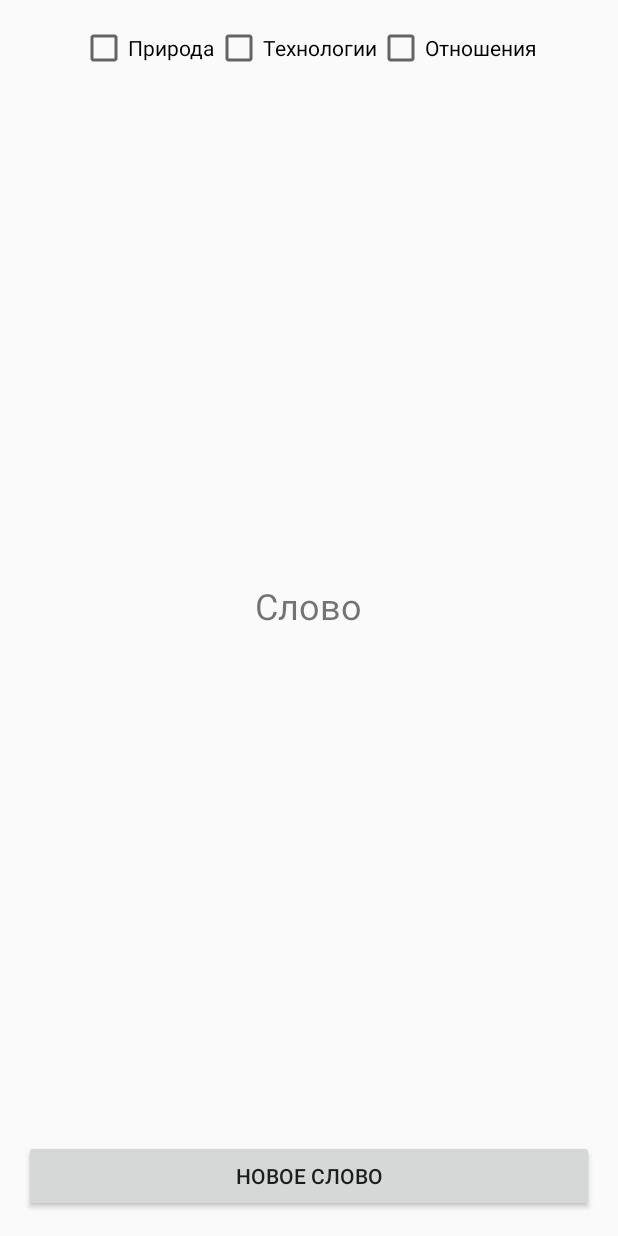
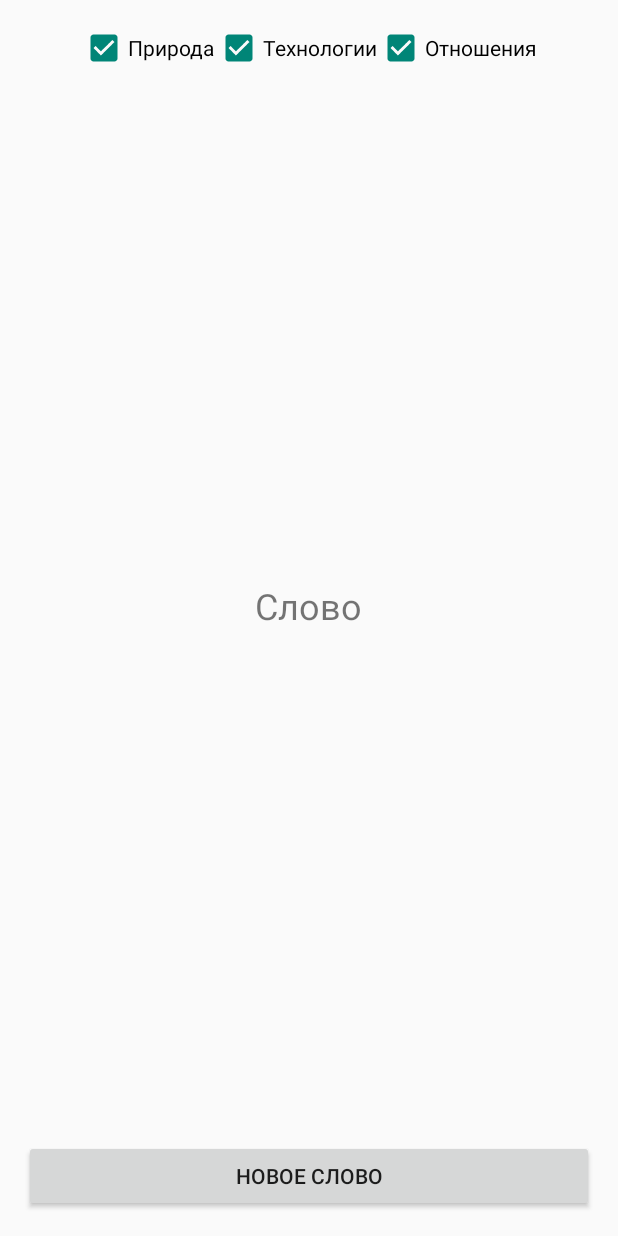
Before and after one commit to AlekseySapi/RandomWord, an Android app built with Jetpack Compose: the layout activity_main.xml on its own in the app's theme, with its tools: preview values and no code run, on a phone screen of 412 x 824 dp. Run offline under Robolectric (Android 15) with nearby library versions, the light colour scheme and no system bars.

Commit message:
Включил все списки по умолчанию

```diff
--- a/app/src/main/res/layout/activity_main.xml
+++ b/app/src/main/res/layout/activity_main.xml
@@ -18,19 +18,22 @@
             android:id="@+id/toggleNature"
             android:layout_width="wrap_content"
             android:layout_height="wrap_content"
-            android:text="@string/tgNature"/>
+            android:text="@string/tgNature"
+            android:checked="true"/>
 
         <CheckBox
             android:id="@+id/toggleTechnology"
             android:layout_width="wrap_content"
             android:layout_height="wrap_content"
-            android:text="@string/tgTechnology"/>
+            android:text="@string/tgTechnology"
+            android:checked="true"/>
 
         <CheckBox
             android:id="@+id/toggleRelationships"
             android:layout_width="wrap_content"
             android:layout_height="wrap_content"
-            android:text="@string/tgRelationships"/>
+            android:text="@string/tgRelationships"
+            android:checked="true"/>
     </LinearLayout>
 
     <View
```
